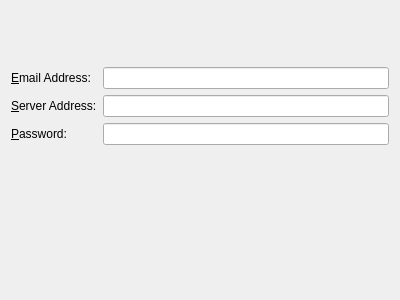
Qt form resources/kolabproxy/wizard/kolabwizard.ui (KDE/kdepim-runtime) before a commit.
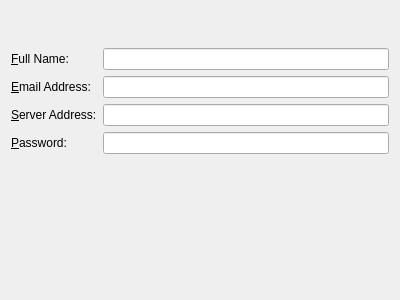
The same form after that commit. Custom widgets are drawn as their Qt base class.

Diff of the .ui file:
```diff
--- a/resources/kolabproxy/wizard/kolabwizard.ui
+++ b/resources/kolabproxy/wizard/kolabwizard.ui
@@ -11,7 +11,7 @@
    </rect>
   </property>
   <layout class="QFormLayout" name="formLayout">
-   <item row="2" column="0">
+   <item row="3" column="0">
     <widget class="QLabel" name="label">
      <property name="text">
       <string>&amp;Email Address:</string>
@@ -21,10 +21,10 @@
      </property>
     </widget>
    </item>
-   <item row="2" column="1">
+   <item row="3" column="1">
     <widget class="KLineEdit" name="emailAddress"/>
    </item>
-   <item row="3" column="0">
+   <item row="4" column="0">
     <widget class="QLabel" name="label_2">
      <property name="text">
       <string>&amp;Server Address:</string>
@@ -34,10 +34,10 @@
      </property>
     </widget>
    </item>
-   <item row="3" column="1">
+   <item row="4" column="1">
     <widget class="KLineEdit" name="serverAddress"/>
    </item>
-   <item row="4" column="0">
+   <item row="5" column="0">
     <widget class="QLabel" name="label_3">
      <property name="text">
       <string>&amp;Password:</string>
@@ -47,14 +47,14 @@
      </property>
     </widget>
    </item>
-   <item row="4" column="1">
+   <item row="5" column="1">
     <widget class="KLineEdit" name="password">
      <property name="passwordMode">
       <bool>true</bool>
      </property>
     </widget>
    </item>
-   <item row="5" column="0">
+   <item row="6" column="0">
     <spacer name="verticalSpacer_2">
      <property name="orientation">
       <enum>Qt::Vertical</enum>
@@ -80,6 +80,19 @@
      </property>
     </spacer>
    </item>
+   <item row="2" column="0">
+    <widget class="QLabel" name="label_4">
+     <property name="text">
+      <string>&amp;Full Name:</string>
+     </property>
+     <property name="buddy">
+      <cstring>fullName</cstring>
+     </property>
+    </widget>
+   </item>
+   <item row="2" column="1">
+    <widget class="KLineEdit" name="fullName"/>
+   </item>
   </layout>
  </widget>
  <customwidgets>
```
Left out of the diff: 6 changed lines with no effect on the pictures.
